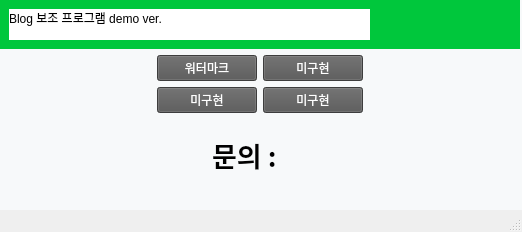
jihan-jinhee/blogHelper, file resources/MainWidget.ui: the form before one commit.
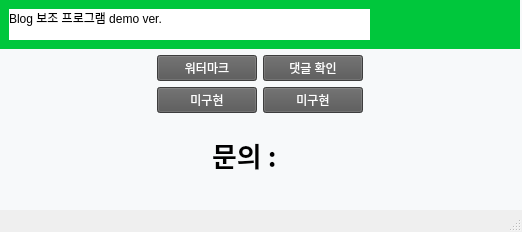
The form after the commit. Icons and pictures are not drawn.

Commit message: 1. 댓글 좋아요 기능 추가.

The edit to the form file:
```diff
--- a/resources/MainWidget.ui
+++ b/resources/MainWidget.ui
@@ -126,7 +126,7 @@
 font: 9pt &quot;나눔고딕 ExtraBold&quot;;</string>
            </property>
            <property name="text">
-            <string>미구현</string>
+            <string>댓글 확인</string>
            </property>
           </widget>
          </item>
```
Left out of the diff: 2 changed lines with no effect on the pictures. The commit also changes 3 other files.
